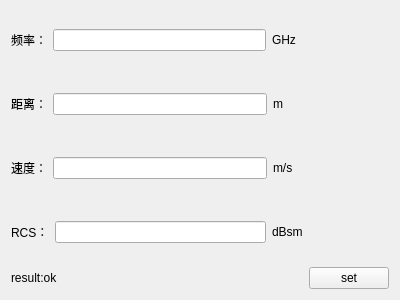
Old version of the form rts_ctrl_window/rts_ctrl_window.ui in the repository aron566/EOL_CAN_Tool.
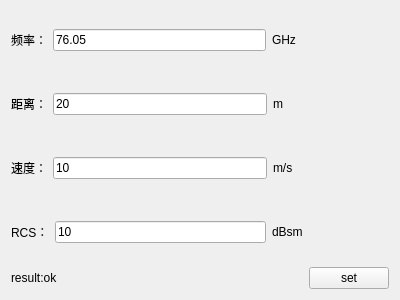
New version of the form.

```diff
--- a/rts_ctrl_window/rts_ctrl_window.ui
+++ b/rts_ctrl_window/rts_ctrl_window.ui
@@ -30,7 +30,11 @@
       </widget>
      </item>
      <item>
-      <widget class="QLineEdit" name="freq_lineEdit"/>
+      <widget class="QLineEdit" name="freq_lineEdit">
+       <property name="text">
+        <string>76.05</string>
+       </property>
+      </widget>
      </item>
      <item>
       <widget class="QLabel" name="label_5">
@@ -70,6 +74,9 @@
          <verstretch>0</verstretch>
         </sizepolicy>
        </property>
+       <property name="text">
+        <string>20</string>
+       </property>
       </widget>
      </item>
      <item>
@@ -109,7 +116,11 @@
       </widget>
      </item>
      <item>
-      <widget class="QLineEdit" name="speed_lineEdit"/>
+      <widget class="QLineEdit" name="speed_lineEdit">
+       <property name="text">
+        <string>10</string>
+       </property>
+      </widget>
      </item>
      <item>
       <widget class="QLabel" name="label_7">
@@ -142,7 +153,11 @@
       </widget>
      </item>
      <item>
-      <widget class="QLineEdit" name="rcs_lineEdit"/>
+      <widget class="QLineEdit" name="rcs_lineEdit">
+       <property name="text">
+        <string>10</string>
+       </property>
+      </widget>
      </item>
      <item>
       <widget class="QLabel" name="label_8">
```
